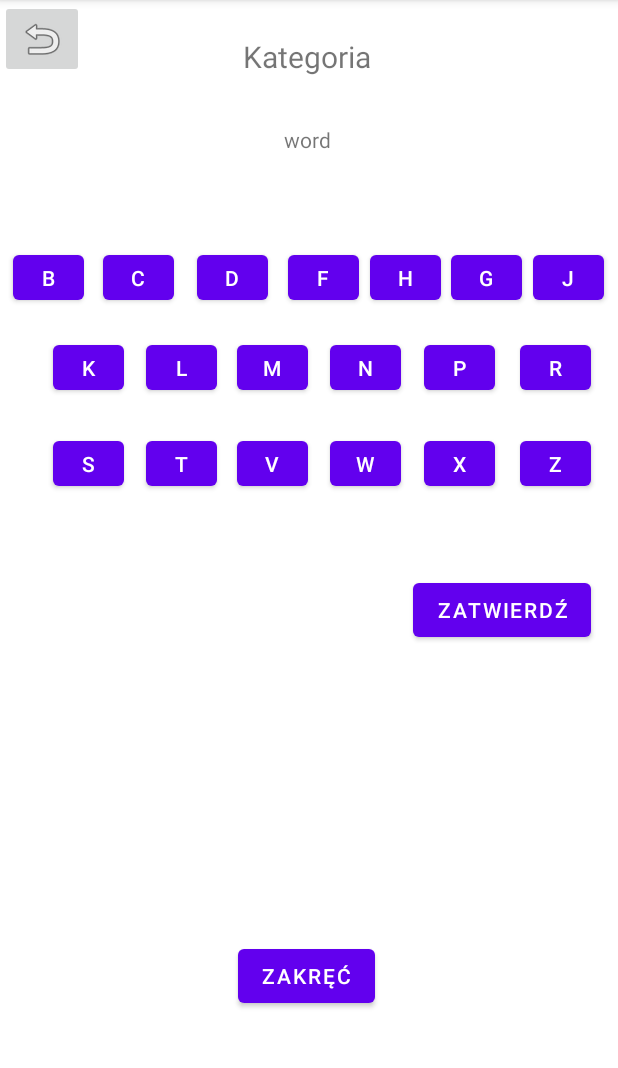
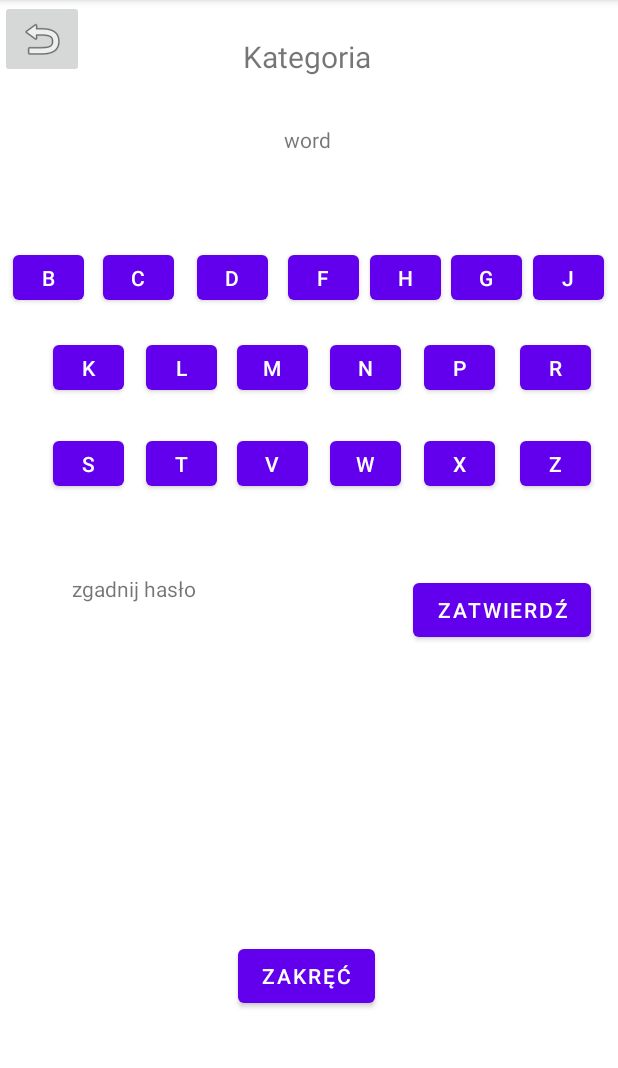
Before and after one commit to michal-rokaszewicz/Wheel_Of_Fortune, an Android app: the SecondScreenFragment screen opened through its navigation route, on a phone screen of 412 x 824 dp, the part 84-1152 px from its top. Run offline under Robolectric (Android 15) with nearby library versions, the phone set to English and light mode, and no system bars.

```diff
--- a/app/src/main/res/layout/fragment_second_screen.xml
+++ b/app/src/main/res/layout/fragment_second_screen.xml
@@ -270,4 +270,14 @@
         app:layout_constraintStart_toStartOf="parent"
         app:layout_constraintTop_toTopOf="parent" />
 
+    <TextView
+        android:id="@+id/pass"
+        android:layout_width="156dp"
+        android:layout_height="35dp"
+        android:layout_marginStart="48dp"
+        android:layout_marginBottom="312dp"
+        android:text="zgadnij hasło"
+        app:layout_constraintBottom_toBottomOf="parent"
+        app:layout_constraintStart_toStartOf="parent" />
+
 </androidx.constraintlayout.widget.ConstraintLayout>
```
